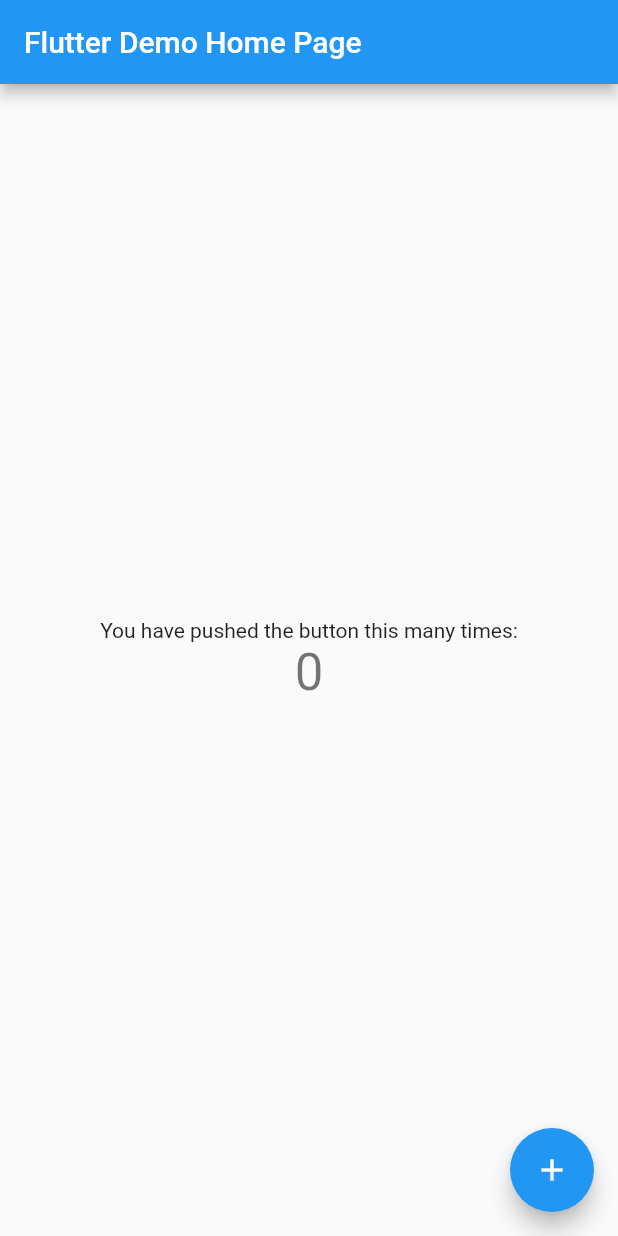
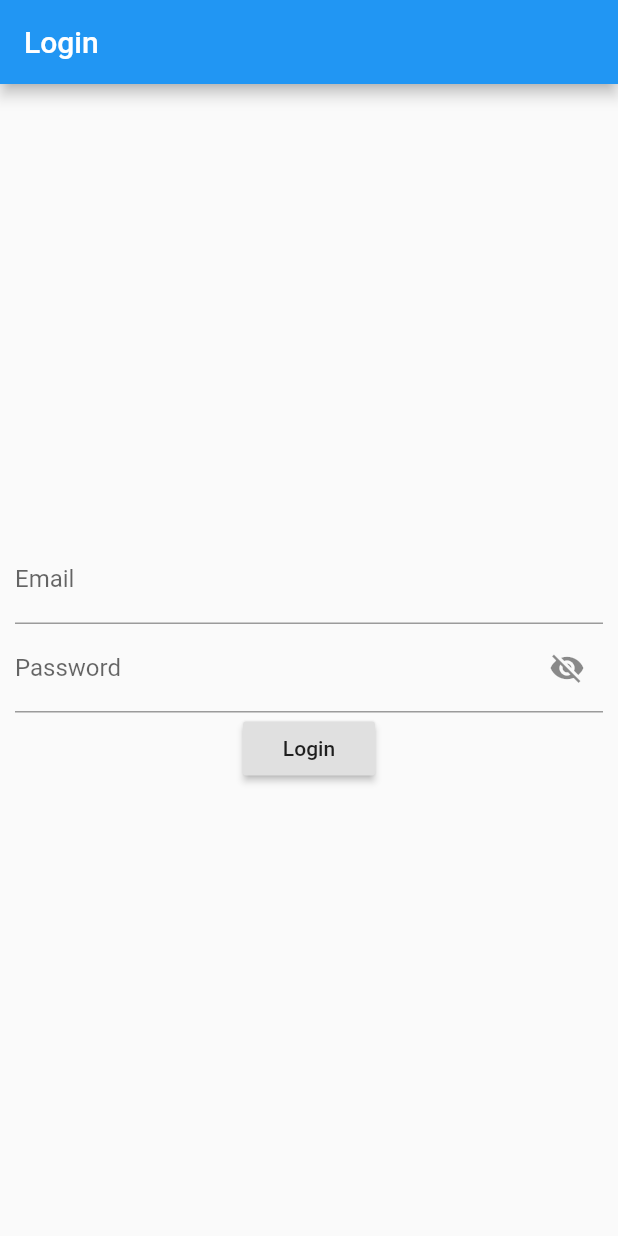
Before and after one commit to redbayoub/academy_flutter_app, a Flutter app: the screen it shows after launch, on a phone screen of 412 x 824 dp. Run offline on Flutter 3.47's test engine with Material 2 defaults, Android fonts, the phone set to English and light mode, and no system bars; our stand-ins replace shared_preferences.

Commit message:
added app state, auth api , user api , custom : password field,snackbar updated login view

```diff
--- /dev/null
+++ b/lib/api/Constants.dart
@@ -0,0 +1,2 @@
+const String API_BASE_URL = "http://192.168.43.38/my_academy/public//api";
+//const String API_BASE_URL = "http://10.0.2.2:8000/api";
--- /dev/null
+++ b/lib/api/auth_api.dart
@@ -0,0 +1,25 @@
+import 'dart:async';
+import 'dart:convert';
+import 'dart:io';
+
+import 'package:http/http.dart' as http;
+import 'package:my_academy/api/Constants.dart';
+
+Future<Map<String, dynamic>> loginApiRequest(
+    String email, String password) async {
+  String body = json.encode({
+    'email': email,
+    'password': password,
+  });
+  print("login $body");
+
+  final response =
+      await http.post(API_BASE_URL + "/login", body: body, headers: {
+    HttpHeaders.acceptHeader: "application/json",
+    HttpHeaders.contentTypeHeader: "application/json"
+  });
+
+  final responseJson = json.decode(response.body);
+  responseJson["status"] = response.statusCode;
+  return responseJson;
+}
--- /dev/null
+++ b/lib/models/appstate.dart
@@ -0,0 +1,135 @@
+import 'package:flutter/material.dart';
+import 'package:my_academy/api/user_api.dart';
+import 'package:scoped_model/scoped_model.dart';
+import 'package:shared_preferences/shared_preferences.dart';
+
+class AppStateModel extends Model {
+  bool _authenticated = false;
+  String _accessToken;
+  int _id;
+  String _username;
+  String _firstName;
+  String _lastName;
+  bool _isAdmin;
+
+  final SharedPreferences prefs;
+
+  bool get authenticated => _authenticated;
+  String get accessToken => _accessToken;
+  int get id => _id;
+  String get username => _username;
+  String get firstName => _firstName;
+  String get lastName => _lastName;
+  bool get isAdmin => _isAdmin;
+
+  AppStateModel(this.prefs) {
+    refresh();
+  }
+
+  void refresh() async {
+    // TODO Check if the stored token has expired
+    /*  var expiresStr = prefs.getString('expires');
+    if (expiresStr != null) {
+      _expires = DateTime.parse(expiresStr);
+      var remaining = _expires.difference(DateTime.now());
+      if (remaining.inSeconds < 3600) {
+        var auth = await Auth0Client().refreshToken(prefs.getString('refreshToken'));
+        if (auth != null && auth.containsKey('access_token') ) {
+          logIn(auth);
+        } else {
+          prefs.remove('userToken');
+          prefs.remove('expires');
+          _authenticated = false;
+          _userToken = null;
+          _expires = null;
+        }
+        notifyListeners();
+        return;
+      }
+    } */
+    //
+    _accessToken = prefs.getString('accessToken');
+    if (_accessToken != null) {
+      _authenticated = true;
+      final userInfoResponse = userInfoApiRequest(_accessToken);
+      setUserInfo(userInfoResponse);
+    }
+    notifyListeners();
+  }
+
+  void setUserInfo(userData) {
+    /* if (data == null) {
+      return;
+    }
+
+    if (data.containsKey('accessToken')) {
+      prefs.setString('accessToken', data['accessToken']);
+      _accessToken = data['accessToken'];
+
+      // set authenticated
+      prefs.setBool('authenticated', true);
+      _authenticated = true;
+    } */
+    // set user data
+    //final userData = data["user"];
+    if (userData.containsKey('username')) {
+      prefs.setString('username', userData['username']);
+      _username = userData['username'];
+    }
+    if (userData.containsKey('id')) {
+      prefs.setInt('id', userData['id']);
+      _id = userData['id'];
+    }
+    if (userData.containsKey('first_name')) {
+      prefs.setString('first_name', userData['first_name']);
+      _firstName = userData['first_name'];
+    }
+    if (userData.containsKey('last_name')) {
+      prefs.setString('last_name', userData['last_name']);
+      _lastName = userData['last_name'];
+    }
+    if (userData.containsKey('is_admin')) {
+      prefs.setBool('is_admin', (userData['is_admin'] == 1));
+      _isAdmin = (userData['is_admin'] == 1);
+    }
+
+    notifyListeners();
+  }
+
+  void logIn(data) {
+    if (data == null) {
+      return;
+    }
+    if (data.containsKey('accessToken')) {
+      prefs.setString('accessToken', data['accessToken']);
+      _accessToken = data['accessToken'];
+      _authenticated = true;
+    }
+    setUserInfo(data['user']);
+
+    notifyListeners();
+  }
+
+  void logOut() {
+    /* When logging out, the app session is cleared and a new login is needed.
+    However, if Auth0 is configured with an IdP, like Google, and the account
+    is logged into Google on the device, the user will be directly logged in.
+    If closeSessions() is called, the Auth0 session and the IdP session will be
+    logged out. However, the user will be redirected to the IdP login page, which
+    may be confusing.
+    */
+    // Auth0Client().closeSessions();
+    _authenticated = false;
+    _accessToken = null;
+    _username = null;
+    _id = -1;
+    _firstName = null;
+    _lastName = null;
+    _isAdmin = false;
+    prefs.clear();
+    notifyListeners();
+  }
+
+  static AppStateModel of(BuildContext context, rebuild) =>
+      ScopedModel.of<AppStateModel>(context, rebuildOnChange: rebuild);
+}
--- /dev/null
+++ b/lib/ui/customs/PasswordField.dart
@@ -0,0 +1,47 @@
+import 'package:flutter/material.dart';
+
+class PasswordField extends StatefulWidget {
+  PasswordField({
+    this.fieldKey,
+    this.hintText,
+    this.labelText,
+    this.helperText,
+    this.onSaved,
+    this.validator,
+    this.onFieldSubmitted,
+  });
+  final Key fieldKey;
+  final String hintText;
+  final String labelText;
+  final String helperText;
+  final FormFieldSetter<String> onSaved;
+  final FormFieldValidator<String> validator;
+  final ValueChanged<String> onFieldSubmitted;
+
+  @override
+  _PasswordFieldState createState() => _PasswordFieldState();
+}
+
+class _PasswordFieldState extends State<PasswordField> {
+  bool _obscureText = true;
+  @override
+  Widget build(BuildContext context) {
+    return TextFormField(
+      key: widget.fieldKey,
+      obscureText: _obscureText,
+      onSaved: widget.onSaved,
+      validator: widget.validator,
+      onFieldSubmitted: widget.onFieldSubmitted,
+      decoration: InputDecoration(
+          hintText: widget.hintText,
+          labelText: widget.labelText,
+          helperText: widget.helperText,
+          suffixIcon: GestureDetector(
+            onTap: () => setState(() {
+                  _obscureText = !_obscureText;
+                }),
+            child: Icon(_obscureText ? Icons.visibility_off : Icons.visibility),
+          )),
+    );
+  }
+}
--- /dev/null
+++ b/lib/ui/views/home.dart
@@ -0,0 +1,28 @@
+import 'package:flutter/material.dart';
+import 'package:my_academy/models/appstate.dart';
+import 'package:my_academy/ui/views/login.dart';
+
+class HomePage extends StatefulWidget {
+  @override
+  _HomePageState createState() => _HomePageState();
+}
+
+class _HomePageState extends State<HomePage> {
+  String currentPageTitle = "Explore";
+
+  @override
+  Widget build(BuildContext context) {
+    var appState = AppStateModel.of(context, true);
+    if (!appState.authenticated)
+      return LoginPage();
+    else
+      return Scaffold(
+        appBar: AppBar(
+          title: Text(currentPageTitle),
+        ),
+        body: Center(
+          child: Text("Authenticated  ${appState.username}"),
+        ),
+      );
+  }
+}
--- /dev/null
+++ b/lib/ui/views/login.dart
@@ -0,0 +1,105 @@
+import 'package:flutter/material.dart';
+import 'package:my_academy/api/auth_api.dart';
+import 'package:my_academy/models/appstate.dart';
+import 'package:my_academy/ui/customs/PasswordField.dart';
+import 'package:my_academy/ui/customs/Snackbars.dart';
+
+class LoginPage extends StatefulWidget {
+  @override
+  _LoginPageState createState() => _LoginPageState();
+}
+
+class _LoginPageState extends State<LoginPage> {
+  final GlobalKey<FormState> _formKey = GlobalKey<FormState>();
+  final GlobalKey<ScaffoldState> _scaffoldKey = GlobalKey<ScaffoldState>();
+  String _error;
+  String _email;
+  String _password;
+
+  Future _attemptLogin(BuildContext context) async {
+    if (_formKey.currentState.validate()) {
+      _formKey.currentState.save(); //onSaved is called!
+      showSimpleSnackbar(_scaffoldKey, "Logging in .....");
+
+      print("attemptLogin $_email : $_password");
+      final response = await loginApiRequest(_email, _password);
+      if (response['stutus'] == 200) {
+        showSucsessSnackbar(_scaffoldKey, "You're Logged in");
+
+        var appState = AppStateModel.of(context, true);
+        appState.logIn(response);
+        Navigator.pushReplacementNamed(context, '/HomePage');
+      } else {
+        print(response);
+        showErrorSnackbar(_scaffoldKey, 'Error : ${response['message']}');
+      }
+    }
+  }
+
+  @override
+  Widget build(BuildContext context) {
+/*     var appState = AppStateModel.of(context, true);
+    if (appState.authenticated)
+      Navigator.pushReplacementNamed(context, '/HomePage'); */
+    return Scaffold(
+      key: _scaffoldKey,
+      appBar: AppBar(
+        // Here we take the value from the MyHomePage object that was created by
+        // the App.build method, and use it to set our appbar title.
+        title: Text("Login"),
+      ),
+      body: _buildForm(context),
+    );
+  }
+
+  Widget _buildForm(BuildContext context) {
+    return Padding(
+        padding: EdgeInsets.all(10),
+        child: Form(
+          key: _formKey,
+          child: Column(
+            mainAxisAlignment: MainAxisAlignment.center,
+            children: <Widget>[
+              _buildEmailField(),
+              _buildPasswordField(),
+              _buildLoginButton(context)
+            ],
+          ),
+        ));
+  }
+
+  Widget _buildEmailField() {
+    return TextFormField(
+      decoration: InputDecoration(
+        hintText: "Email",
+        labelText: "Email",
+      ),
+      validator: (String value) {
+        if (!RegExp(
+                r"[a-z0-9!#$%&'*+/=?^_`{|}~-]+(?:\.[a-z0-9!#$%&'*+/=?^_`{|}~-]+)*@(?:[a-z0-9](?:[a-z0-9-]*[a-z0-9])?\.)+[a-z0-9](?:[a-z0-9-]*[a-z0-9])?")
+            .hasMatch(value)) {
+          return 'This is not a valid email';
+        }
+      },
+      onSaved: (newValue) => _email = newValue,
+    );
+  }
+
+  Widget _buildPasswordField() {
+    return PasswordField(
+      hintText: "Password",
+      labelText: "Password",
+      validator: (String value) {
+        if (value.isEmpty) return "this field is required";
+      },
+      onSaved: (newValue) => _password = newValue,
+    );
+  }
+
+  Widget _buildLoginButton(BuildContext context) {
+    return RaisedButton(
+      child: Text("Login"),
+      onPressed: () => _attemptLogin(context),
+    );
+  }
+}
--- a/pubspec.yaml
+++ b/pubspec.yaml
@@ -25,6 +25,11 @@ dependencies:
   cupertino_icons: ^0.1.2
   shared_preferences: ^0.5.3+4
   http: ^0.12.0+2
+  #flutter_secure_storage: ^3.2.1+1
+  scoped_model: ^1.0.1
+  path: ^1.6.2
+  path_provider: ^1.1.2
+  provider: ^3.0.0+1
 
 dev_dependencies:
   flutter_test:
```
Also changed, not shown: lib/api/user_api.dart (added, +16 -0 lines), lib/main.dart (+39 -1 lines), lib/ui/customs/Snackbars.dart (added, +30 -0 lines), pubspec.lock, 2 other files.
